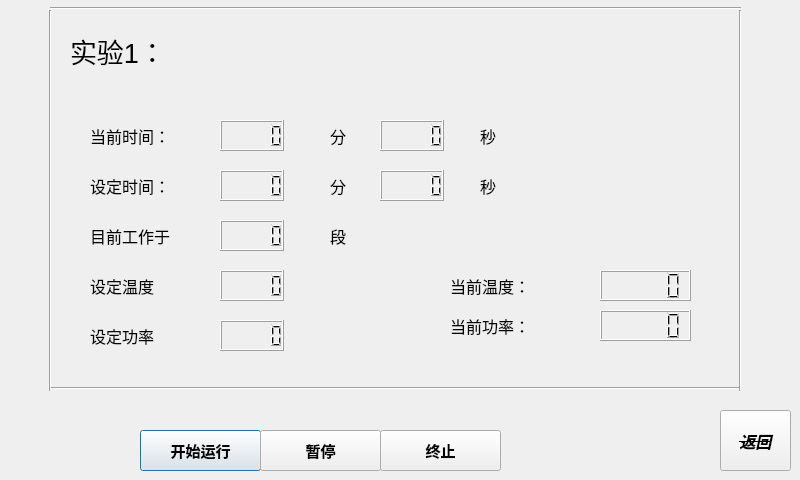
The window that running_1.ui (wanghao-xznu/untitled2) describes before a commit, drawn with Qt 5.
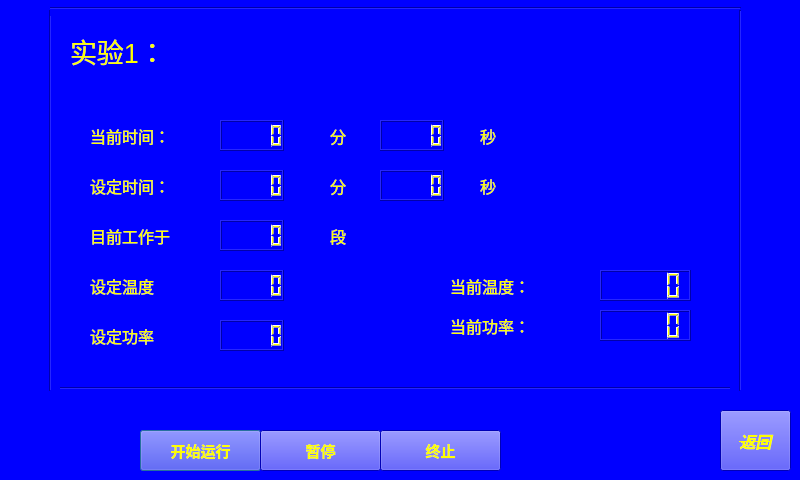
The same window after the commit.

Commit message: set some backgroung color

```diff
--- a/running_1.ui
+++ b/running_1.ui
@@ -13,6 +13,10 @@
   <property name="windowTitle">
    <string>Dialog</string>
   </property>
+  <property name="styleSheet">
+   <string notr="true">color: rgb(255, 255, 0);
+background-color: rgb(0, 0, 255);</string>
+  </property>
   <widget class="QLabel" name="label">
    <property name="geometry">
     <rect>
```
The commit also changes 4 other files.
